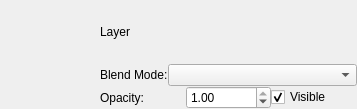
Old version of the form designer/LayerWidgetUi.ui in the repository skitzycat/beedraw.
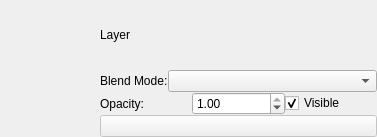
New version of the form.

Commit message: started adding support for changing of layer ownership during network sessions extended color swatch classes to be more flexable

What changed in the file:
```diff
--- a/designer/LayerWidgetUi.ui
+++ b/designer/LayerWidgetUi.ui
@@ -5,8 +5,8 @@
    <rect>
     <x>0</x>
     <y>0</y>
-    <width>357</width>
-    <height>109</height>
+    <width>377</width>
+    <height>137</height>
    </rect>
   </property>
   <property name="sizePolicy" >
@@ -95,6 +95,8 @@
          <number>0</number>
         </property>
         <item>
+         <layout class="QHBoxLayout" >
+          <item>
          <widget class="QLabel" name="layer_name_label" >
           <property name="lineWidth" >
            <number>0</number>
@@ -104,6 +106,8 @@
           </property>
          </widget>
         </item>
+         </layout>
+        </item>
         <item>
          <layout class="QHBoxLayout" >
           <item>
@@ -186,6 +190,20 @@
           </item>
          </layout>
         </item>
+        <item>
+         <layout class="QHBoxLayout" >
+          <item>
+           <widget class="QPushButton" name="network_control_button" >
+            <property name="enabled" >
+             <bool>false</bool>
+            </property>
+            <property name="text" >
+             <string/>
+            </property>
+           </widget>
+          </item>
+         </layout>
+        </item>
        </layout>
       </item>
      </layout>
```
Lines whose indentation alone changed are shown as unchanged. The commit also changes 6 other files.
